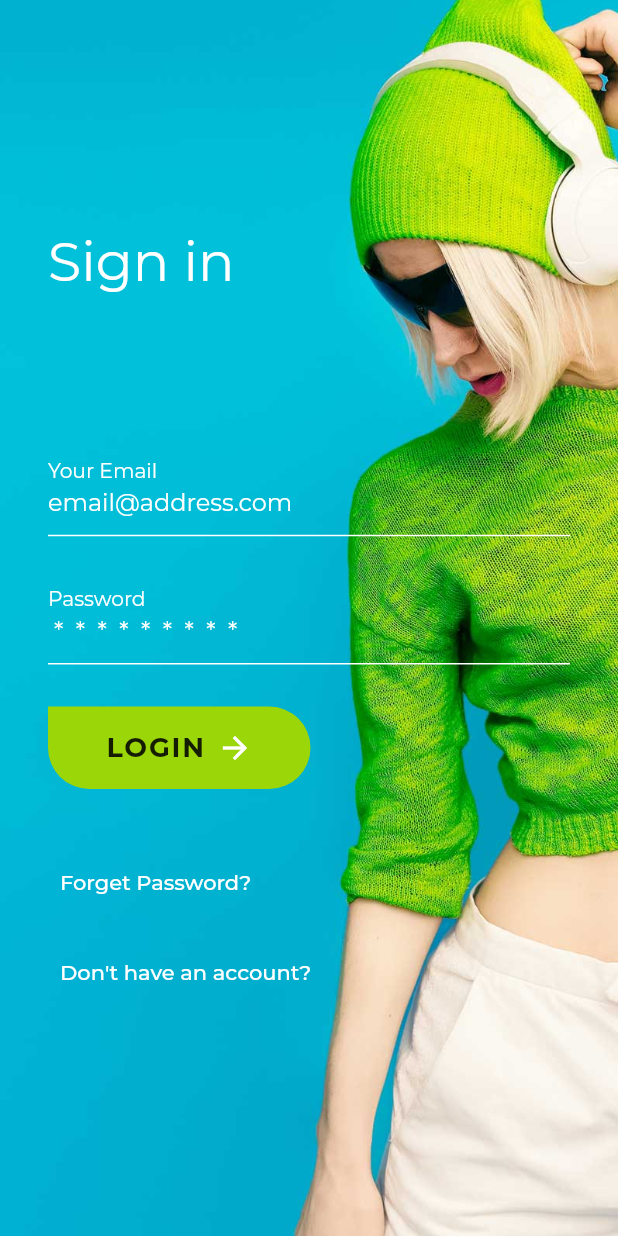
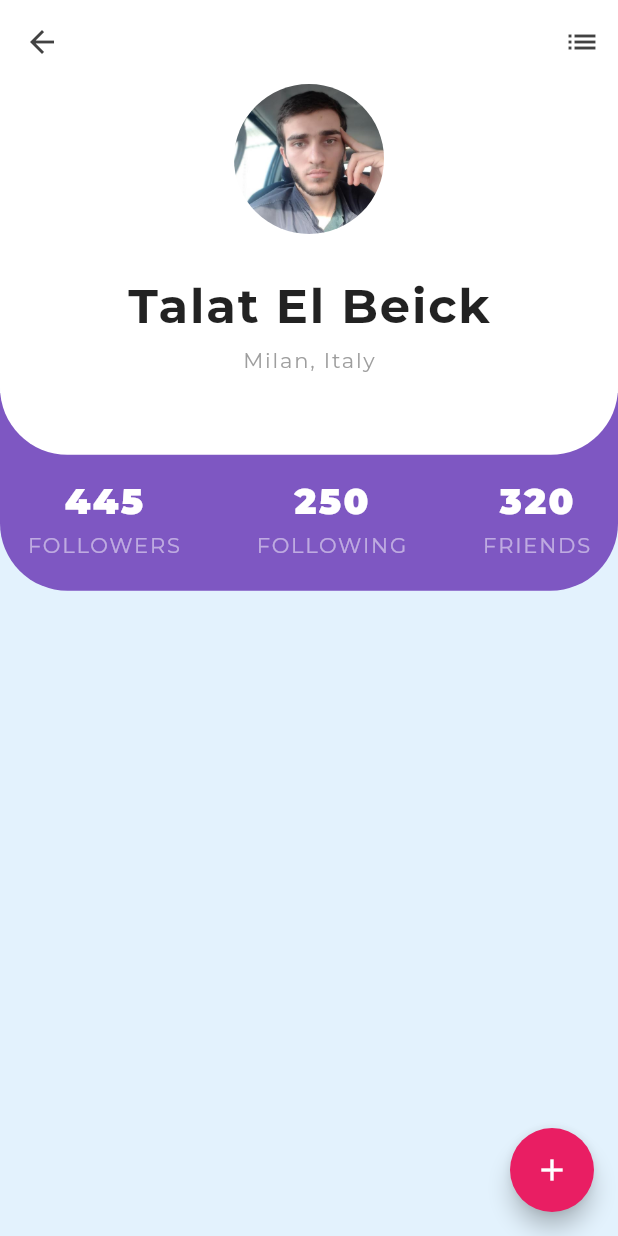
Before and after one commit to elbeicktalat/flutter_ui, a Flutter app: the screen it shows after launch, on a phone screen of 412 x 824 dp. Run offline on Flutter 3.47's test engine with Material 2 defaults, Android fonts, the phone set to English and light mode, and no system bars; our stand-ins replace google_fonts; missing offline and left inert: flutter_page_view_indicator.

Commit message:
add initial implementation of profile9

```diff
--- a/lib/main.dart
+++ b/lib/main.dart
@@ -1,5 +1,6 @@
 import 'package:flutter/material.dart';
 import 'package:flutter_ui/auths/auth2/auth_2.dart';
+import 'package:flutter_ui/profiles/profile9/profile_9.dart';
 
 void main() {
   runApp(const MyApp());
@@ -16,7 +17,7 @@ class MyApp extends StatelessWidget {
       theme: ThemeData(
         primarySwatch: Colors.blue,
       ),
-      home: const Auth2(),
+      home: const Profile9(),
     );
   }
 }
--- /dev/null
+++ b/lib/profiles/profile9/profile_9.dart
@@ -0,0 +1,188 @@
+import 'package:flutter/material.dart';
+import 'package:flutter_ui/profiles/profile9/provider.dart';
+import 'package:flutter_ui/profiles/profile9/user.dart';
+import 'package:google_fonts/google_fonts.dart';
+
+class Profile9 extends StatefulWidget {
+  const Profile9({Key? key}) : super(key: key);
+
+  @override
+  _Profile9State createState() => _Profile9State();
+}
+
+class _Profile9State extends State<Profile9> {
+  final Profile _profile = Provider.profile();
+  final double _borderRadius = 45.0;
+
+  @override
+  Widget build(BuildContext context) {
+    ThemeData _theme = ThemeData(
+      fontFamily: GoogleFonts.montserrat().fontFamily,
+    );
+
+    return Theme(
+      data: _theme,
+      child: Scaffold(
+        backgroundColor: Colors.blue.shade50,
+        appBar: AppBar(
+          backgroundColor: Colors.white,
+          elevation: 0.0,
+          leading: IconButton(
+            onPressed: () {},
+            icon: Icon(Icons.arrow_back, color: Colors.grey.shade800),
+          ),
+          actions: [
+            IconButton(
+              onPressed: () {},
+              icon: Icon(Icons.list, color: Colors.grey.shade800),
+            ),
+          ],
+        ),
+        body: Stack(
+          children: [
+            ..._statistic(),
+            Positioned(
+              top: 0,
+              left: 0,
+              right: 0,
+              child: Container(
+                width: double.infinity,
+                height: MediaQuery.of(context).size.height * 0.30,
+                decoration: BoxDecoration(
+                  color: Colors.white,
+                  borderRadius: BorderRadius.only(
+                    bottomLeft: Radius.circular(_borderRadius),
+                    bottomRight: Radius.circular(_borderRadius),
+                  ),
+                ),
+                child: Column(
+                  children: [
+                    Container(
+                      width: 100,
+                      height: 100,
+                      decoration: const BoxDecoration(
+                        shape: BoxShape.circle,
+                        image: DecorationImage(
+                          image:
+                              ExactAssetImage('assets/images/profiles/me.jpg'),
+                        ),
+                      ),
+                    ),
+                    const SizedBox(height: 28.0),
+                    Text(
+                      _profile.user!.name!,
+                      style: const TextStyle(
+                        fontSize: 32.0,
+                        fontWeight: FontWeight.bold,
+                        letterSpacing: 1.2,
+                      ),
+                    ),
+                    const SizedBox(height: 8.0),
+                    Text(
+                      _profile.user!.address!,
+                      style: const TextStyle(
+                        color: Colors.grey,
+                        letterSpacing: 1.2,
+                      ),
+                    ),
+                  ],
+                ),
+              ),
+            ),
+          ],
+        ),
+        floatingActionButton: FloatingActionButton(
+          onPressed: () {},
+          backgroundColor: Colors.pink,
+          child: const Icon(Icons.add),
+        ),
+      ),
+    );
+  }
+
+  List<Widget> _statistic() {
+    TextStyle _titleStyle = TextStyle(
+      fontSize: 14,
+      color: Colors.white.withOpacity(0.5),
+      letterSpacing: 1.2,
+    );
+
+    const TextStyle _subTitleStyle = TextStyle(
+      color: Colors.white,
+      fontSize: 24,
+      fontWeight: FontWeight.w900,
+      letterSpacing: 1.6,
+    );
+    return [
+      Positioned(
+        top: MediaQuery.of(context).size.height * 0.25,
+        left: 0,
+        right: 0,
+        child: Container(
+          alignment: Alignment.bottomCenter,
+          width: double.infinity,
+          height: MediaQuery.of(context).size.height * 0.16,
+          decoration: BoxDecoration(
+            color: Colors.deepPurple.shade400,
+            borderRadius: BorderRadius.only(
+              bottomLeft: Radius.circular(_borderRadius),
+              bottomRight: Radius.circular(_borderRadius),
+            ),
+          ),
+        ),
+      ),
+      Positioned(
+        top: MediaQuery.of(context).size.height * 0.32,
+        left: 0,
+        right: 0,
+        child: Padding(
+          padding: const EdgeInsets.symmetric(horizontal: 18.0),
+          child: Row(
+            mainAxisAlignment: MainAxisAlignment.spaceBetween,
+            children: [
+              Column(
+                children: [
+                  Text(
+                    _profile.followers.toString(),
+                    style: _subTitleStyle,
+                  ),
+                  const SizedBox(height: 6),
+                  Text(
+                    'FOLLOWERS',
+                    style: _titleStyle,
+                  ),
+                ],
+              ),
+              Column(
+                children: [
+                  Text(
+                    _profile.following.toString(),
+                    style: _subTitleStyle,
+                  ),
+                  const SizedBox(height: 6),
+                  Text(
+                    'FOLLOWING',
+                    style: _titleStyle,
+                  ),
+                ],
+              ),
+              Column(
+                children: [
+                  Text(
+                    _profile.likes.toString(),
+                    style: _subTitleStyle,
+                  ),
+                  const SizedBox(height: 6),
+                  Text(
+                    'FRIENDS',
+                    style: _titleStyle,
+                  ),
+                ],
+              )
+            ],
+          ),
+        ),
+      ),
+    ];
+  }
+}
--- /dev/null
+++ b/lib/profiles/profile9/provider.dart
@@ -0,0 +1,16 @@
+import 'package:flutter_ui/profiles/profile9/user.dart';
+
+class Provider {
+  static Profile profile() {
+    return Profile(
+      user: User(
+        name: 'Talat El Beick',
+        address: 'Milan, Italy',
+        avatar: 'assets/images/profiles/me.jpg',
+      ),
+      followers: 445,
+      following: 250,
+      likes: 320,
+    );
+  }
+}
--- /dev/null
+++ b/lib/profiles/profile9/user.dart
@@ -0,0 +1,12 @@
+class User {
+  String? name, address, avatar;
+
+  User({this.name, this.address, this.avatar});
+}
+
+class Profile {
+  User? user;
+  int? followers, following, likes;
+
+  Profile({this.user, this.followers, this.following, this.likes});
+}
```
